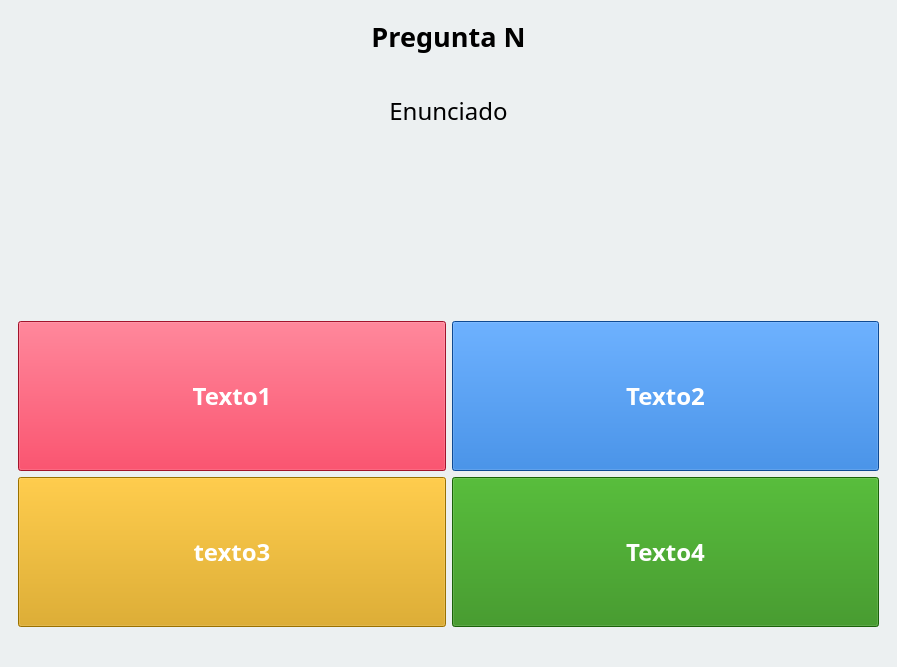
Qt form App/Juego.ui (Jpejim13/TrivialFP) before a commit.
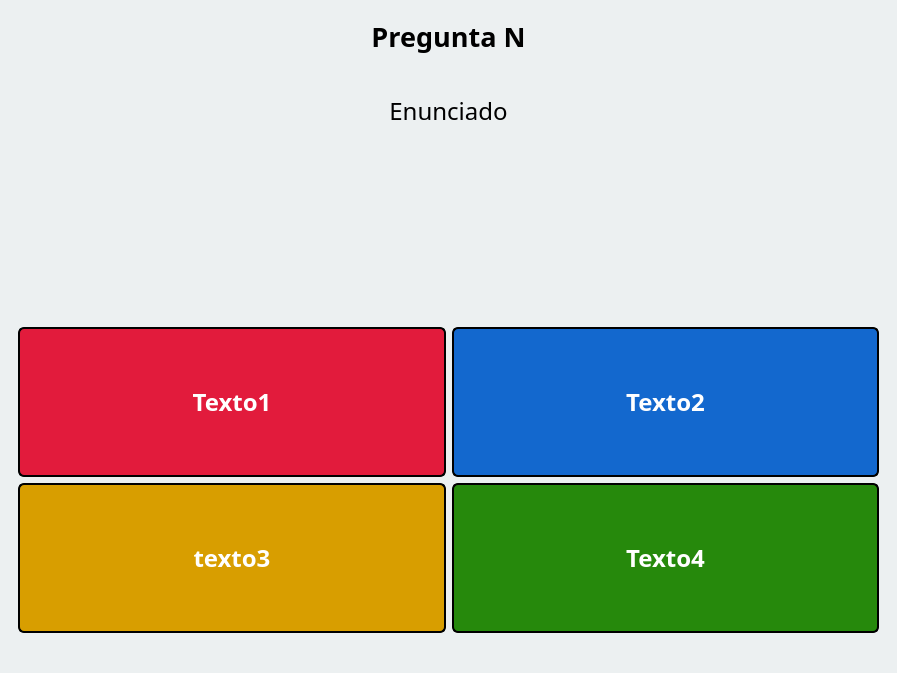
The same form after that commit. The open tabs and pages were chosen to show the change.

Commit message: ui terminada (color y bordes)

The edit to the form file:
```diff
--- a/App/Juego.ui
+++ b/App/Juego.ui
@@ -7,14 +7,21 @@
     <x>0</x>
     <y>0</y>
     <width>897</width>
-    <height>667</height>
+    <height>673</height>
    </rect>
   </property>
   <property name="windowTitle">
    <string>Clickthon</string>
   </property>
   <property name="styleSheet">
-   <string notr="true">QWidget { background-color: #ECF0F1; }</string>
+   <string notr="true">QWidget { background-color: #ECF0F1; }
+* {
+    color: black;
+}
+QPushButton {
+    border: 2px solid black;
+    border-radius: 6px;
+}</string>
   </property>
   <widget class="QWidget" name="centralwidget">
    <layout class="QGridLayout" name="gridLayout">
```
Left out of the diff: 4 changed lines with no effect on the pictures. The commit also changes 1 other file.
